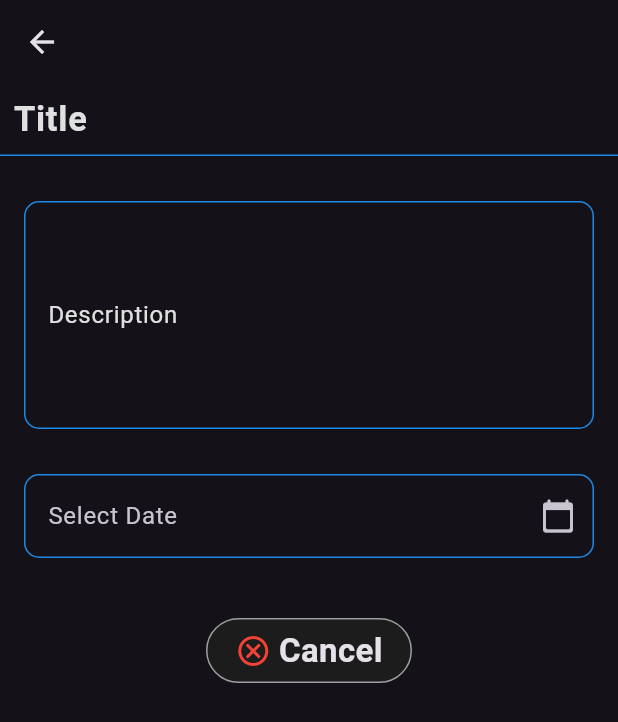
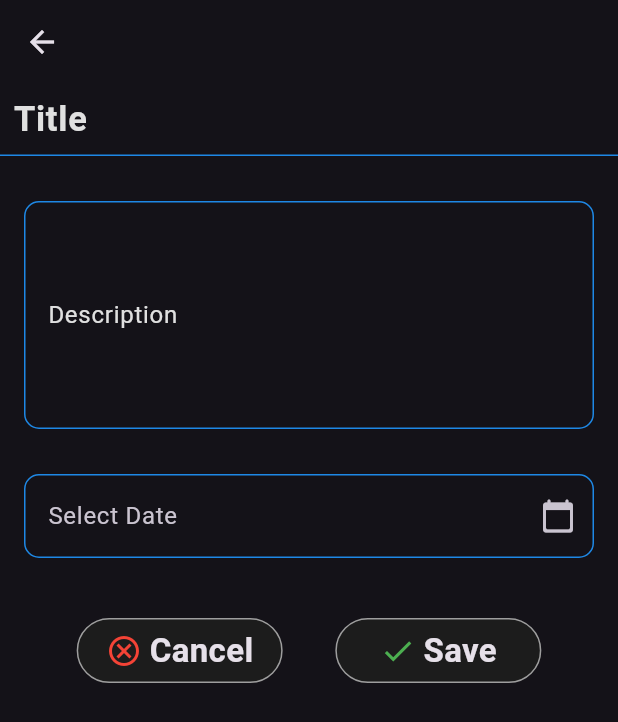
Before and after one commit to ahmedjamal22290/todo_list_app, a Flutter app: the AddTodoView screen opened by its route, on a phone screen of 412 x 824 dp. Shown: the top 722 px of the screen. Run offline on Flutter 3.47's test engine with Material 3 defaults, Android fonts, the phone set to English and light mode, and no system bars; missing offline and left inert: dart:ffi.

```diff
--- /dev/null
+++ b/lib/Widgets/custom_button.dart
@@ -0,0 +1,47 @@
+import 'package:flutter/material.dart';
+import 'package:todo_list_app/constants.dart';
+
+class CustomButton extends StatelessWidget {
+  const CustomButton({
+    super.key,
+    required this.icon,
+    required this.text,
+    this.onTap,
+  });
+  final Icon icon;
+  final String text;
+  final void Function()? onTap;
+  @override
+  Widget build(BuildContext context) {
+    return GestureDetector(
+      onTap: onTap,
+      child: Container(
+        height: MediaQuery.of(context).size.height / 19,
+        width: MediaQuery.of(context).size.width / 3,
+        decoration: BoxDecoration(
+          borderRadius: BorderRadius.circular(22),
+          border: const Border(
+            top: BorderSide(color: Colors.grey),
+            bottom: BorderSide(color: Colors.grey),
+            right: BorderSide(color: Colors.grey),
+            left: BorderSide(color: Colors.grey),
+          ),
+          color: kSecondColor,
+        ),
+        child: Row(
+          mainAxisAlignment: MainAxisAlignment.center,
+          children: [
+            icon,
+            const SizedBox(
+              width: 5,
+            ),
+            Text(
+              text,
+              style: const TextStyle(fontSize: 22, fontWeight: FontWeight.bold),
+            ),
+          ],
+        ),
+      ),
+    );
+  }
+}
--- a/lib/Widgets/descripition_field_widget.dart
+++ b/lib/Widgets/descripition_field_widget.dart
@@ -4,12 +4,14 @@ import 'package:todo_list_app/constants.dart';
 class DsecriptionFieldWidget extends StatelessWidget {
   const DsecriptionFieldWidget({
     super.key,
+    required this.onSaved,
   });
-
+  final void Function(String?)? onSaved;
   @override
   Widget build(BuildContext context) {
     return TextFormField(
       maxLines: 5,
+      onSaved: onSaved,
       decoration: InputDecoration(
         label: const Text(
           'Description ',
--- a/lib/Widgets/time_field_widget.dart
+++ b/lib/Widgets/time_field_widget.dart
@@ -18,6 +18,11 @@ class _TimeFieldWidgetState extends State<TimeFieldWidget> {
   @override
   Widget build(BuildContext context) {
     return TextFormField(
+      validator: (value) {
+        if (value == "" || value == null) {
+          return "This field is required";
+        }
+      },
       readOnly: true,
       controller: widget.controller,
       decoration: InputDecoration(
--- a/lib/Widgets/titile_field_widget.dart
+++ b/lib/Widgets/titile_field_widget.dart
@@ -2,13 +2,19 @@ import 'package:flutter/material.dart';
 import 'package:todo_list_app/constants.dart';
 
 class TitleFieldWidget extends StatelessWidget {
-  const TitleFieldWidget({
-    super.key,
-  });
-
+  const TitleFieldWidget({super.key, required this.controller, this.onChanged});
+  final TextEditingController controller;
+  final void Function(String)? onChanged;
   @override
   Widget build(BuildContext context) {
     return TextFormField(
+      controller: controller,
+      onChanged: onChanged,
+      validator: (value) {
+        if (value == null || value.isEmpty) {
+          return "This Field is required";
+        }
+      },
       style: const TextStyle(fontSize: 21, fontWeight: FontWeight.bold),
       decoration: InputDecoration(
         contentPadding: const EdgeInsets.only(left: 9),
--- a/lib/components/add_todo_body.dart
+++ b/lib/components/add_todo_body.dart
@@ -1,6 +1,8 @@
+import 'dart:developer';
 import 'dart:ffi';
 
 import 'package:flutter/material.dart';
+import 'package:todo_list_app/Widgets/custom_button.dart';
 import 'package:todo_list_app/Widgets/descripition_field_widget.dart';
 import 'package:todo_list_app/Widgets/time_field_widget.dart';
 import 'package:todo_list_app/Widgets/titile_field_widget.dart';
@@ -16,16 +18,27 @@ class AddTodoBody extends StatefulWidget {
 }
 
 class _AddTodoBodyState extends State<AddTodoBody> {
+  final TextEditingController _controller = TextEditingController();
   final TextEditingController _dateController = TextEditingController();
   @override
+  GlobalKey<FormState> formKey = GlobalKey();
   Widget build(BuildContext context) {
-    return Column(
+    return Form(
+      key: formKey,
+      child: Column(
         children: [
-        const TitleFieldWidget(),
+          TitleFieldWidget(
+            controller: _controller,
+            onChanged: (value) {
+              _controller.text = value;
+            },
+          ),
           const SizedBox(height: 30),
-        const Padding(
-          padding: EdgeInsets.symmetric(horizontal: 16.0),
-          child: DsecriptionFieldWidget(),
+          Padding(
+            padding: const EdgeInsets.symmetric(horizontal: 16.0),
+            child: DsecriptionFieldWidget(
+              onSaved: (value) {},
+            ),
           ),
           const SizedBox(height: 30),
           Padding(
@@ -48,58 +61,38 @@ class _AddTodoBodyState extends State<AddTodoBody> {
             ),
           ),
           const SizedBox(height: 40),
-        const CustomButton(
-          icon: Icon(
+          Padding(
+            padding: const EdgeInsets.symmetric(horizontal: 16.0),
+            child: Row(
+              mainAxisAlignment: MainAxisAlignment.spaceEvenly,
+              children: [
+                CustomButton(
+                  onTap: () {
+                    Navigator.pop(context);
+                  },
+                  icon: const Icon(
                     Icons.cancel_outlined,
                     color: Colors.red,
                   ),
                   text: 'Cancel',
-        )
-      ],
-    );
+                ),
+                CustomButton(
+                  onTap: () {
+                    if (formKey.currentState!.validate()) {
+                      log('Success');
+                      Navigator.pop(context);
                     }
-}
-
-class CustomButton extends StatelessWidget {
-  const CustomButton({
-    super.key,
-    required this.icon,
-    required this.text,
-    this.onTap,
-  });
-  final Icon icon;
-  final String text;
-  final void Function()? onTap;
-  @override
-  Widget build(BuildContext context) {
-    return GestureDetector(
-      onTap: onTap,
-      child: Container(
-        height: MediaQuery.of(context).size.height / 19,
-        width: MediaQuery.of(context).size.width / 3,
-        decoration: BoxDecoration(
-          borderRadius: BorderRadius.circular(22),
-          border: const Border(
-            top: BorderSide(color: Colors.grey),
-            bottom: BorderSide(color: Colors.grey),
-            right: BorderSide(color: Colors.grey),
-            left: BorderSide(color: Colors.grey),
+                  },
+                  icon: const Icon(
+                    Icons.check,
+                    color: Colors.green,
                   ),
-          color: kSecondColor,
-        ),
-        child: Row(
-          mainAxisAlignment: MainAxisAlignment.center,
-          children: [
-            icon,
-            const SizedBox(
-              width: 5,
-            ),
-            Text(
-              text,
-              style: const TextStyle(fontSize: 22, fontWeight: FontWeight.bold),
+                  text: 'Save',
                 ),
               ],
             ),
+          )
+        ],
       ),
     );
   }
```
Lines whose indentation alone changed are shown as unchanged.
